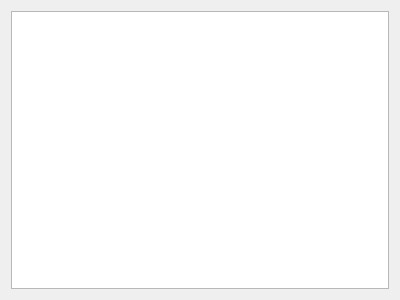
Before: the Qt Designer form AutoCADDB/qgraphicsmainwindow.ui in DB-Netz-AutomatedPlanning/AutoPlan-QT, drawn with Qt 5.
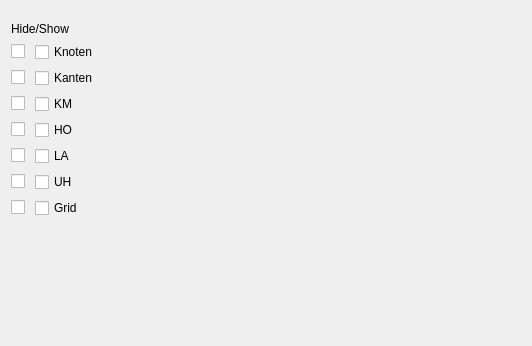
After: the same form once the commit is applied.

```diff
--- a/AutoCADDB/qgraphicsmainwindow.ui
+++ b/AutoCADDB/qgraphicsmainwindow.ui
@@ -6,16 +6,142 @@
    <rect>
     <x>0</x>
     <y>0</y>
-    <width>400</width>
-    <height>300</height>
+    <width>532</width>
+    <height>346</height>
    </rect>
   </property>
   <property name="windowTitle">
    <string>Form</string>
   </property>
-  <layout class="QGridLayout" name="gridLayout">
+  <layout class="QFormLayout" name="formLayout">
    <item row="0" column="0">
-    <widget class="QGraphicsView" name="graphicsView"/>
+    <layout class="QGridLayout" name="gridLayout_2">
+     <item row="0" column="0">
+      <layout class="QGridLayout" name="gridLayout">
+       <item row="0" column="0" colspan="2">
+        <widget class="QLabel" name="label">
+         <property name="text">
+          <string>Hide/Show</string>
+         </property>
+        </widget>
+       </item>
+       <item row="1" column="0">
+        <widget class="QCheckBox" name="checkBoxKnotenDP">
+         <property name="text">
+          <string/>
+         </property>
+        </widget>
+       </item>
+       <item row="1" column="1">
+        <widget class="QCheckBox" name="checkBoxKnoten">
+         <property name="text">
+          <string>Knoten</string>
+         </property>
+        </widget>
+       </item>
+       <item row="2" column="0">
+        <widget class="QCheckBox" name="checkBoxKantenDP">
+         <property name="text">
+          <string/>
+         </property>
+        </widget>
+       </item>
+       <item row="2" column="1">
+        <widget class="QCheckBox" name="checkBoxKanten">
+         <property name="text">
+          <string>Kanten</string>
+         </property>
+        </widget>
+       </item>
+       <item row="3" column="0">
+        <widget class="QCheckBox" name="checkBoxKMDP">
+         <property name="text">
+          <string/>
+         </property>
+        </widget>
+       </item>
+       <item row="3" column="1">
+        <widget class="QCheckBox" name="checkBoxKM">
+         <property name="text">
+          <string>KM</string>
+         </property>
+        </widget>
+       </item>
+       <item row="4" column="0">
+        <widget class="QCheckBox" name="checkBoxHODP">
+         <property name="text">
+          <string/>
+         </property>
+        </widget>
+       </item>
+       <item row="4" column="1">
+        <widget class="QCheckBox" name="checkBoxHO">
+         <property name="text">
+          <string>HO</string>
+         </property>
+        </widget>
+       </item>
+       <item row="5" column="0">
+        <widget class="QCheckBox" name="checkBoxLADP">
+         <property name="text">
+          <string/>
+         </property>
+        </widget>
+       </item>
+       <item row="5" column="1">
+        <widget class="QCheckBox" name="checkBoxLA">
+         <property name="text">
+          <string>LA</string>
+         </property>
+        </widget>
+       </item>
+       <item row="6" column="0">
+        <widget class="QCheckBox" name="checkBoxUHDP">
+         <property name="text">
+          <string/>
+         </property>
+        </widget>
+       </item>
+       <item row="6" column="1">
+        <widget class="QCheckBox" name="checkBoxUH">
+         <property name="text">
+          <string>UH</string>
+         </property>
+        </widget>
+       </item>
+       <item row="7" column="0">
+        <widget class="QCheckBox" name="checkBoxGridLine2">
+         <property name="text">
+          <string/>
+         </property>
+        </widget>
+       </item>
+       <item row="7" column="1">
+        <widget class="QCheckBox" name="checkBoxGridLine">
+         <property name="text">
+          <string>Grid</string>
+         </property>
+        </widget>
+       </item>
+      </layout>
+     </item>
+     <item row="1" column="0">
+      <spacer name="verticalSpacer">
+       <property name="orientation">
+        <enum>Qt::Vertical</enum>
+       </property>
+       <property name="sizeHint" stdset="0">
+        <size>
+         <width>88</width>
+         <height>105</height>
+        </size>
+       </property>
+      </spacer>
+     </item>
+    </layout>
+   </item>
+   <item row="0" column="1">
+    <layout class="QVBoxLayout" name="verticalLayout"/>
    </item>
   </layout>
  </widget>
```
